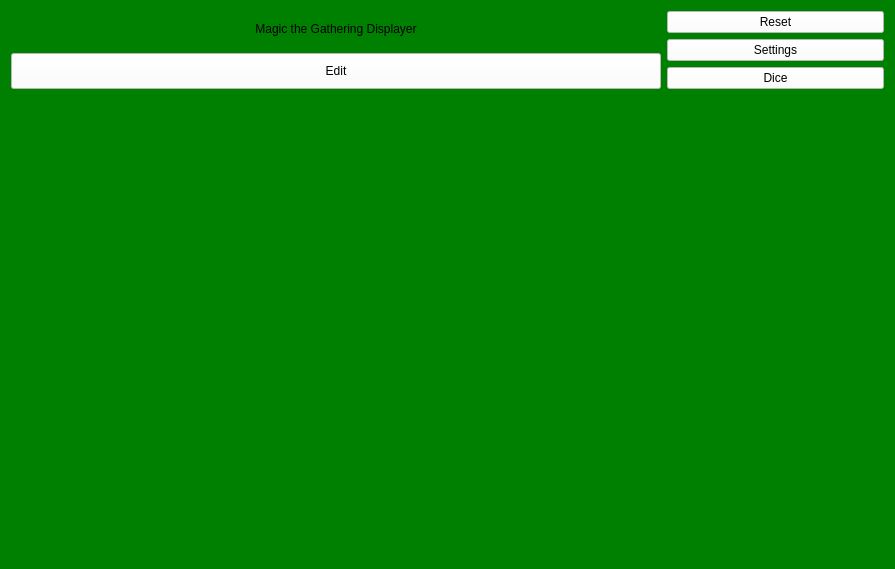
Qt form MagicUi/screen.ui (GoldschmidtMarko/MagicUi) before a commit.
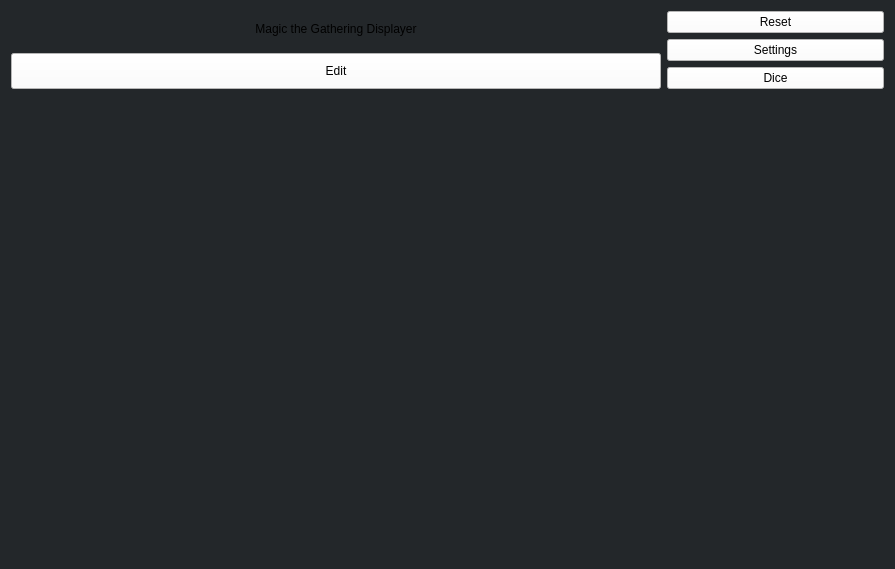
The same form after that commit.

The edit to the form file:
```diff
--- a/MagicUi/screen.ui
+++ b/MagicUi/screen.ui
@@ -14,7 +14,7 @@
    <string>Form</string>
   </property>
   <property name="styleSheet">
-   <string notr="true">background-color:Green;</string>
+   <string notr="true">background-color: rgb(35,39,42);</string>
   </property>
   <layout class="QVBoxLayout" name="verticalLayout" stretch="1,6">
    <item>
@@ -90,6 +90,8 @@
         </widget>
        </item>
        <item>
+        <layout class="QHBoxLayout" name="horizontalLayout_2" stretch="3">
+         <item>
         <widget class="QPushButton" name="buttonDice">
          <property name="sizePolicy">
           <sizepolicy hsizetype="Preferred" vsizetype="Preferred">
@@ -104,6 +106,8 @@
           <string>Dice</string>
          </property>
         </widget>
+         </item>
+        </layout>
        </item>
       </layout>
      </item>
```
Lines whose indentation alone changed are shown as unchanged.
